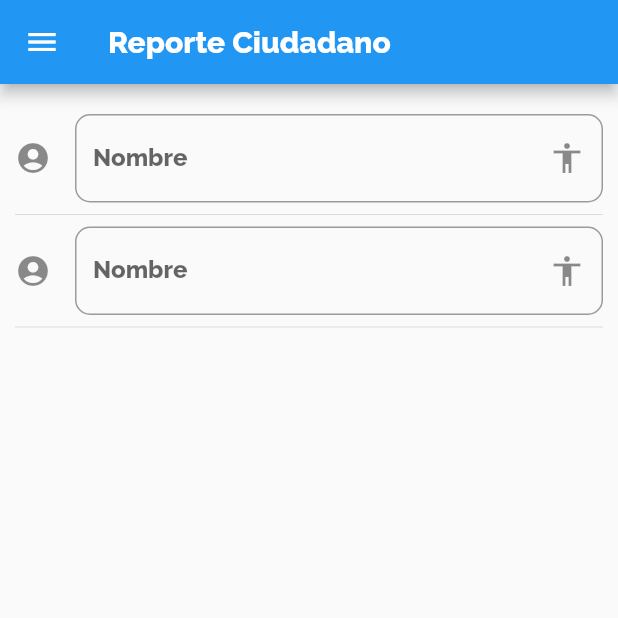
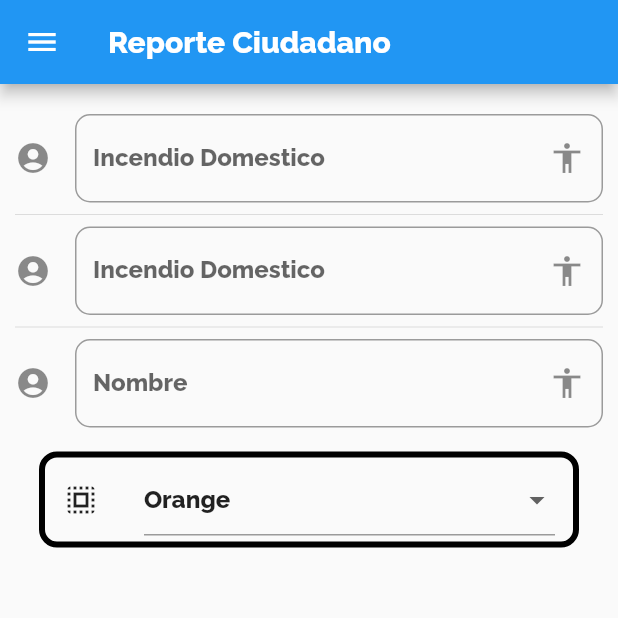
Before and after one commit to paoyomira/app_sucre, a Flutter app: the screen it shows after launch, on a phone screen of 412 x 824 dp, the top half of it. Run offline on Flutter 3.47's test engine with Material 2 defaults, Android fonts, the phone set to English and light mode, and no system bars.

Commit message:
citizen report

```diff
--- a/lib/screens/citizen_report_screen.dart
+++ b/lib/screens/citizen_report_screen.dart
@@ -14,6 +14,10 @@
 
 class _CitizenReportScreenState extends State<citizenReportScreen> {
   String _nombre = '';
+
+  String _opcionSeleccionada = 'Orange';
+  final List<String> _poderes = ['Orange', 'watermelon', 'Pineapple'];
+
   @override
   Widget build(BuildContext context) {
     return Scaffold(
@@ -28,21 +32,23 @@
           const Divider(),
           _crearInput(),
           const Divider(),
+          _citizenReport(),
+          _crearDropdown()
         ],
       ),
     );
   }
 
   Widget _crearInput() {
-    return TextField(
+    return TextFormField(
       // autofocus: true,
       textCapitalization: TextCapitalization.sentences,
       decoration: InputDecoration(
         border: OutlineInputBorder(
           borderRadius: BorderRadius.circular(10.0),
         ),
-        hintText: 'Nombre',
-        labelText: 'Nombre',
+        hintText: 'Detalle Incidencia',
+        labelText: 'Incendio Domestico',
         suffixIcon: const Icon(Icons.accessibility),
         icon: const Icon(Icons.account_circle),
       ),
@@ -76,4 +82,45 @@
       },
     );
   }
+
+  List<DropdownMenuItem<String>> getopciones() {
+    List<DropdownMenuItem<String>> lista = [];
+    _poderes.forEach((poder) {
+      lista.add(DropdownMenuItem(
+        child: Text(poder),
+        value: poder,
+      ));
+    });
+
+    return lista;
+  }
+
+  Widget _crearDropdown() {
+    return Container(
+      decoration: BoxDecoration(
+          border: Border.all(color: Colors.black, width: 4),
+          borderRadius: BorderRadius.circular(12)),
+      padding: const EdgeInsets.symmetric(horizontal: 12, vertical: 4),
+      margin: const EdgeInsets.all(16),
+      child: Row(
+        children: <Widget>[
+          const Icon(Icons.select_all),
+          SizedBox(width: 30.0),
+          Expanded(
+            child: DropdownButtonHideUnderline(
+              child: DropdownButtonFormField(
+                  value: _opcionSeleccionada,
+                  items: getopciones(),
+                  isExpanded: true,
+                  onChanged: (opt) {
+                    setState(() {
+                      _opcionSeleccionada = opt.toString();
+                    });
+                  }),
+            ),
+          )
+        ],
+      ),
+    );
+  }
 }
```
Also changed, not shown: lib/providers/local_providers/menu_provider.dart (renamed from lib/providers/menu_provider.dart).
